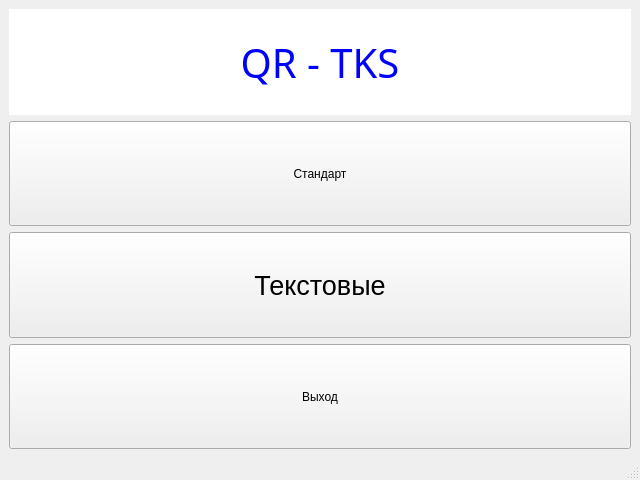
Above: mainwindow.ui from shurk4/QR before the change. Below: the same form after it.
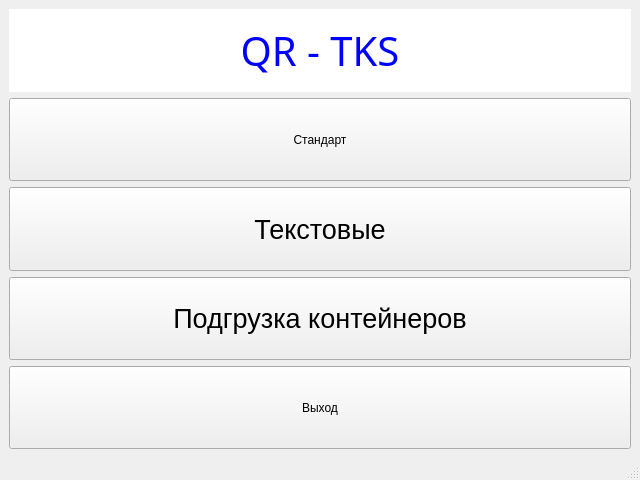
That is the form after the change.

Diff of the .ui file:
```diff
--- a/mainwindow.ui
+++ b/mainwindow.ui
@@ -104,6 +104,24 @@
         </property>
        </widget>
       </item>
+      <item>
+       <widget class="QPushButton" name="pushButton_2">
+        <property name="sizePolicy">
+         <sizepolicy hsizetype="Minimum" vsizetype="Expanding">
+          <horstretch>0</horstretch>
+          <verstretch>0</verstretch>
+         </sizepolicy>
+        </property>
+        <property name="font">
+         <font>
+          <pointsize>20</pointsize>
+         </font>
+        </property>
+        <property name="text">
+         <string>Подгрузка контейнеров</string>
+        </property>
+       </widget>
+      </item>
       <item>
        <widget class="QPushButton" name="pushButtonExit">
         <property name="sizePolicy">
```
